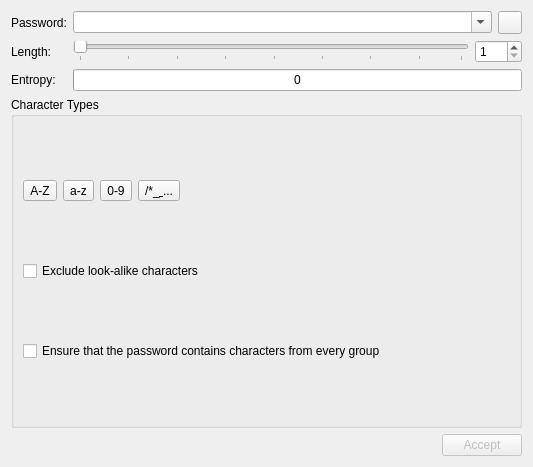
This is src/gui/PasswordGeneratorWidget.ui in keepassx/keepassx as Qt 5 draws it before an edit. The edited form follows.
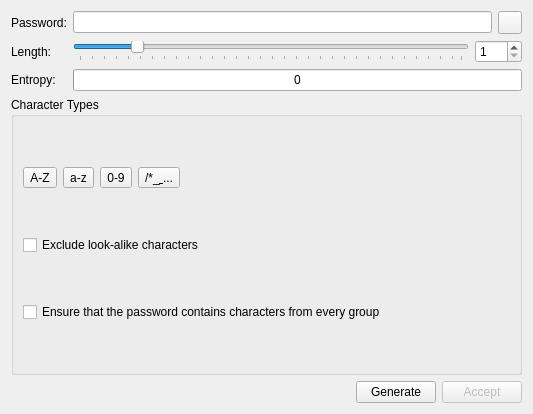
This is the edited form. Custom widgets are drawn as their Qt base class.

Commit message: Improved the behavior of the password generator by differentiating between generating the password and actually applying the generated password to the password field.

Diff of the .ui file:
```diff
--- a/src/gui/PasswordGeneratorWidget.ui
+++ b/src/gui/PasswordGeneratorWidget.ui
@@ -7,7 +7,7 @@
     <x>0</x>
     <y>0</y>
     <width>533</width>
-    <height>467</height>
+    <height>414</height>
    </rect>
   </property>
   <property name="windowTitle">
@@ -24,16 +24,31 @@
           <number>1</number>
          </property>
          <property name="maximum">
-          <number>64</number>
+          <number>128</number>
+         </property>
+         <property name="singleStep">
+          <number>2</number>
+         </property>
+         <property name="pageStep">
+          <number>10</number>
+         </property>
+         <property name="sliderPosition">
+          <number>20</number>
          </property>
          <property name="orientation">
           <enum>Qt::Horizontal</enum>
          </property>
+         <property name="invertedAppearance">
+          <bool>false</bool>
+         </property>
+         <property name="invertedControls">
+          <bool>false</bool>
+         </property>
          <property name="tickPosition">
           <enum>QSlider::TicksBelow</enum>
          </property>
          <property name="tickInterval">
-          <number>8</number>
+          <number>4</number>
          </property>
         </widget>
        </item>
@@ -69,9 +84,9 @@
         <enum>QLayout::SetNoConstraint</enum>
        </property>
        <item>
-        <widget class="PasswordComboBox" name="editNewPassword">
-         <property name="editable">
-          <bool>true</bool>
+        <widget class="QLineEdit" name="editNewPassword">
+         <property name="maxLength">
+          <number>128</number>
          </property>
         </widget>
        </item>
@@ -221,6 +236,12 @@
    </item>
    <item>
     <layout class="QHBoxLayout" name="horizontalLayout_3">
+     <property name="sizeConstraint">
+      <enum>QLayout::SetDefaultConstraint</enum>
+     </property>
+     <property name="rightMargin">
+      <number>0</number>
+     </property>
      <item>
       <spacer name="horizontalSpacer_2">
        <property name="orientation">
@@ -234,6 +255,13 @@
        </property>
       </spacer>
      </item>
+     <item>
+      <widget class="QPushButton" name="buttonGenerate">
+       <property name="text">
+        <string>Generate</string>
+       </property>
+      </widget>
+     </item>
      <item>
       <widget class="QPushButton" name="buttonApply">
        <property name="enabled">
@@ -248,13 +276,6 @@
    </item>
   </layout>
  </widget>
- <customwidgets>
-  <customwidget>
-   <class>PasswordComboBox</class>
-   <extends>QComboBox</extends>
-   <header location="global">gui/PasswordComboBox.h</header>
-  </customwidget>
- </customwidgets>
  <tabstops>
   <tabstop>editNewPassword</tabstop>
   <tabstop>togglePasswordButton</tabstop>
```
Left out of the diff: 5 changed lines with no effect on the pictures. The commit also changes 4 other files.
